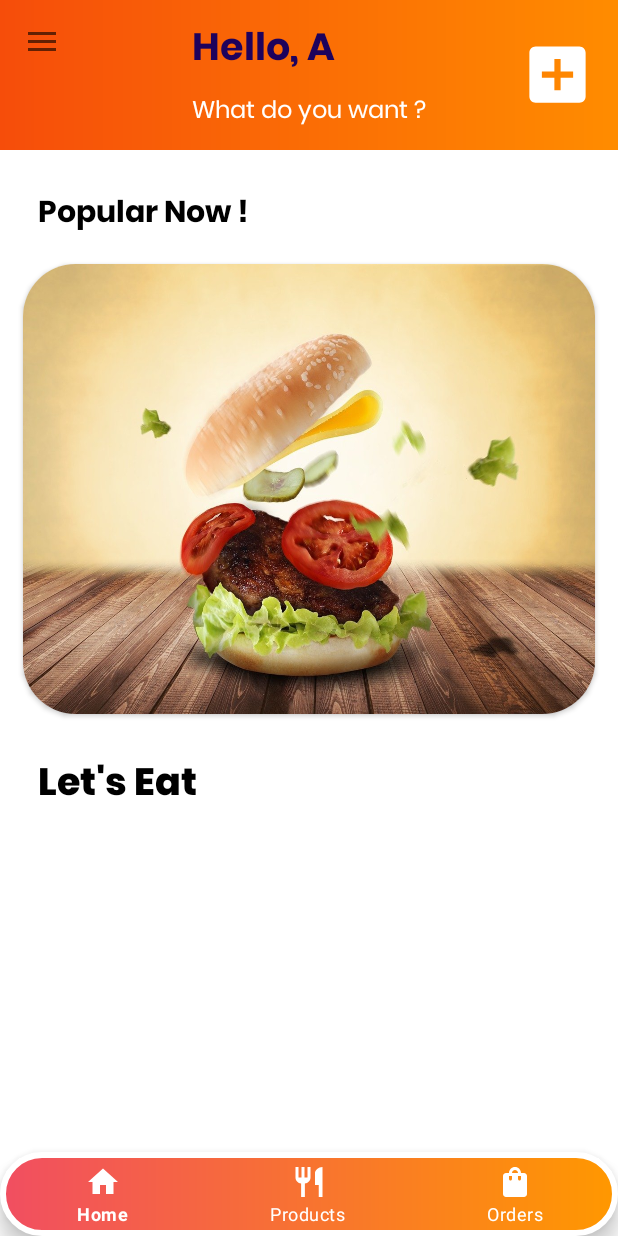
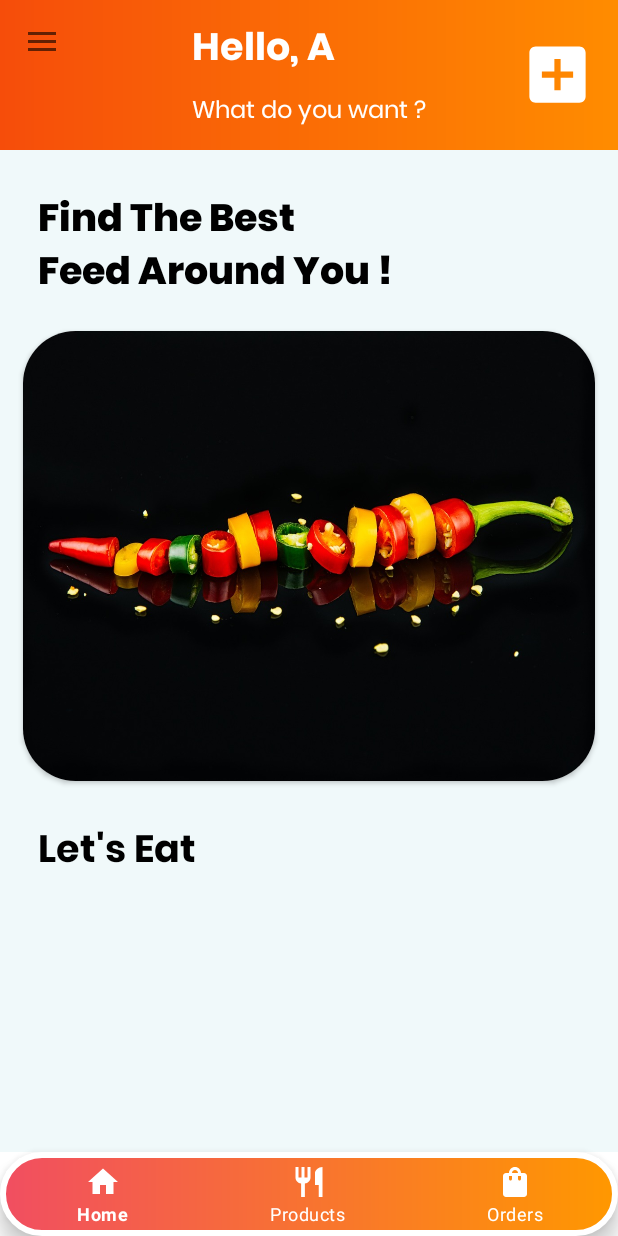
Before and after one commit to AashifAmeer/Food_Train, an Android app: the BottomNavBarActivity screen opened directly, with no data from a screen before it, on a phone screen of 412 x 824 dp. Run offline under Robolectric (Android 15) with nearby library versions, the phone set to English and light mode, and no system bars; our stand-ins replace Firebase (no records; nobody signed in at launch, a user with empty details on screens opened directly), navigation-ui; Roboto replaces fonts that are not available here; 2 statements that could not run were skipped.

Commit message:
new ui added

```diff
--- a/app/src/main/java/com/example/foodtrain/adapters/HomeHorAdapter.kt
+++ b/app/src/main/java/com/example/foodtrain/adapters/HomeHorAdapter.kt
@@ -47,7 +47,7 @@ class HomeHorAdapter(
             textView.text = foodType.foodTypeName
 
             val backgroundColor = if (adapterPosition == selectedPosition) {
-                ContextCompat.getColor(context,R.color.green)
+                ContextCompat.getColor(context,R.color.yellow)
             } else {
                 ContextCompat.getColor(context, R.color.red)
             }
--- a/app/src/main/java/com/example/foodtrain/userInterface/fragments/HomeFragment.kt
+++ b/app/src/main/java/com/example/foodtrain/userInterface/fragments/HomeFragment.kt
@@ -96,6 +96,7 @@ class HomeFragment : Fragment() {
 
 
         // Set up RecyclerView vertical
+       // recyclerViewVer.layoutManager = LinearLayoutManager(requireContext(),RecyclerView.VERTICAL,false)
         recyclerViewVer.layoutManager = LinearLayoutManager(requireContext(),RecyclerView.VERTICAL,false)
 
 
--- a/app/src/main/res/layout/activity_bottom_nav_bar.xml
+++ b/app/src/main/res/layout/activity_bottom_nav_bar.xml
@@ -30,7 +30,7 @@
                     android:layout_height="wrap_content"
                     android:fontFamily="@font/poppins_bold"
                     android:textSize="25sp"
-                    android:textColor="#1E025C"
+                    android:textColor="#FFF"
                     android:text =""
                     />
 
--- a/app/src/main/res/layout/fragment_home.xml
+++ b/app/src/main/res/layout/fragment_home.xml
@@ -5,6 +5,7 @@
     tools:context=".userInterface.fragments.HomeFragment"
     android:layout_height="match_parent"
     android:id="@+id/swipe_refresh_layout"
+    android:background="#F0F9FA"
     android:layout_width="match_parent"
     >
 
@@ -33,11 +34,11 @@
             <TextView
                 android:layout_width="wrap_content"
                 android:layout_height="wrap_content"
-                android:text="Popular Now !"
+                android:text="Find The Best\nFeed Around You !"
                 android:textColor="@color/black"
                 android:layout_margin="25dp"
-                android:textSize="20sp"
-                android:fontFamily="@font/poppins_bold"
+                android:textSize="25sp"
+                android:fontFamily="@font/poppins_extrabold"
                 android:id="@+id/offer"
                 app:layout_constraintStart_toStartOf="parent"
                 app:layout_constraintTop_toTopOf="parent"
@@ -56,7 +57,7 @@
                     android:layout_width="match_parent"
                     android:layout_height="300dp"
                     android:scaleType="fitXY"
-                    android:src="@drawable/burger_g4704af498_1280"
+                    android:src="@drawable/chili_g72b6294f4_1280"
                     />
             </androidx.cardview.widget.CardView>
             <TextView
@@ -66,7 +67,7 @@
                 android:layout_margin="25dp"
                 android:text="Let's Eat"
                 android:textColor="@color/black"
-                android:fontFamily="@font/poppins_extrabold"
+                android:fontFamily="@font/poppins_bold"
                 android:textSize="25sp"
 
                 app:layout_constraintStart_toStartOf="parent"
--- a/app/src/main/res/values/colors.xml
+++ b/app/src/main/res/values/colors.xml
@@ -12,6 +12,7 @@
     <color name="red">#FF5722</color>
     <color name="green">#30EC37</color>
     <color name="r">#F10202</color>
+    <color name="yellow">#FABD0C</color>
 
 
 </resources>
```
Also changed, not shown: app/src/main/res/drawable/red_gradient_bg_cornered.xml (added, +11 -0 lines), app/src/main/res/layout/home_vertical_food_item_type.xml (+8 -7 lines), app/src/main/res/drawable/chili_g72b6294f4_1280.jpg (added), app/src/main/res/drawable/colorful_doodle_gb30e73011_1280.jpg (added), app/src/main/res/drawable/watermelon_g75dd9c6b2_1280.jpg (added).
